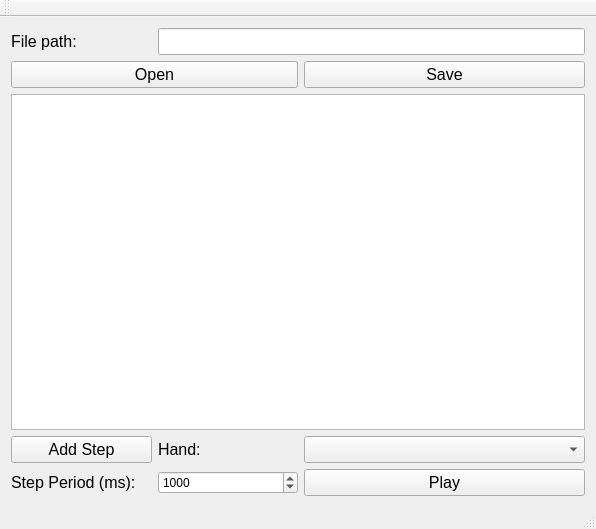
Above: forms/mainwindow.ui from Aightech/lslpub_handChoregraph before the change. Below: the same form after it.
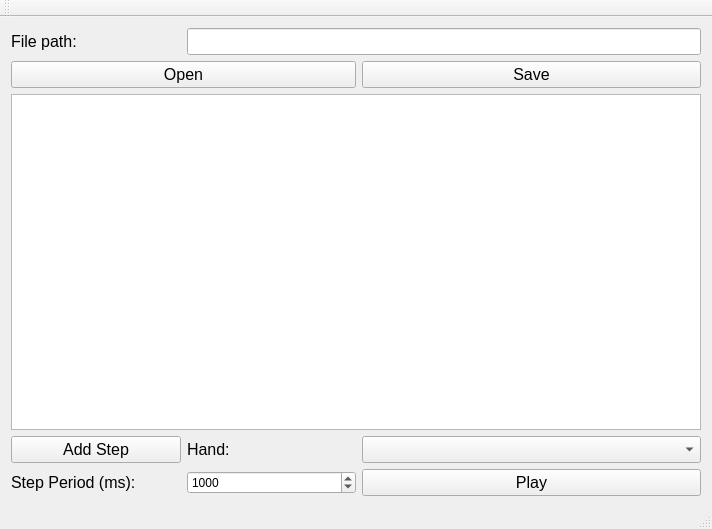
That is the form after the change.

The edit to the form file:
```diff
--- a/forms/mainwindow.ui
+++ b/forms/mainwindow.ui
@@ -6,7 +6,7 @@
    <rect>
     <x>0</x>
     <y>0</y>
-    <width>596</width>
+    <width>712</width>
     <height>529</height>
    </rect>
   </property>
```
Left out of the diff: 2 changed lines with no effect on the pictures.
